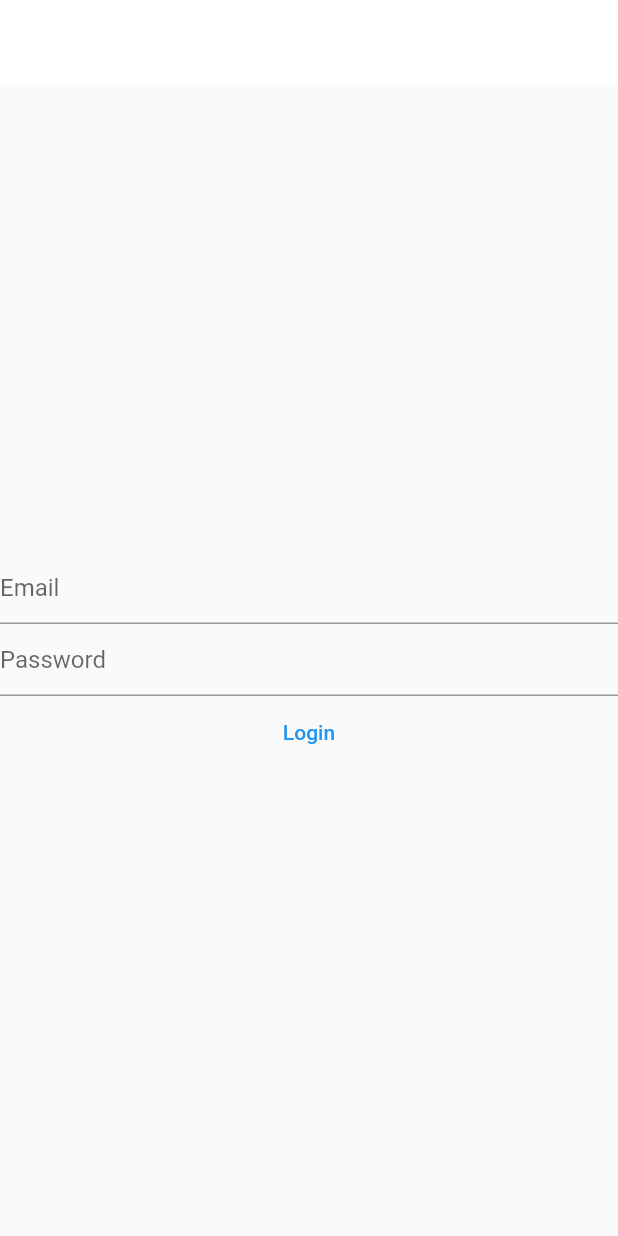
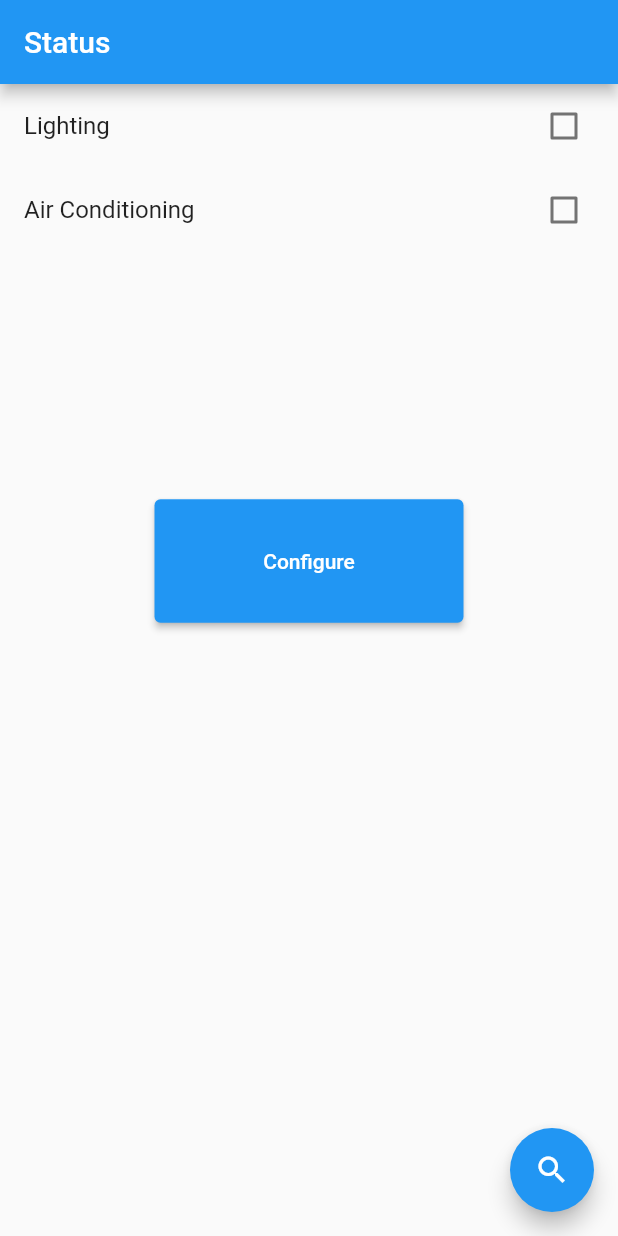
Before and after one commit to MuhammadTarek10/status-blutetooth, a Flutter app: the screen it shows after launch, on a phone screen of 412 x 824 dp. Run offline on Flutter 3.47's test engine with Material 2 defaults, Android fonts, the light colour scheme and no system bars; our stand-ins replace flutter_blue.

Commit message:
ui frist phase finished, can't get devices till now

```diff
--- a/lib/config/routes.dart
+++ b/lib/config/routes.dart
@@ -1,3 +1,6 @@
 class AppRoutes {
+  static const String loginRoute = "/login";
   static const String statusRoute = "/status";
+  static const String bluetoothOn = "/on";
+  static const String bluetoothOff = "/off";
 }
--- a/lib/core/app.dart
+++ b/lib/core/app.dart
@@ -1,4 +1,5 @@
 import 'package:flutter/material.dart';
+import 'package:status_bluetooth/config/routes.dart';
 import 'package:status_bluetooth/features/interface/views/login_view.dart';
 import 'package:status_bluetooth/features/interface/views/status_view.dart';
 
@@ -14,10 +15,10 @@ class _StatusAppState extends State<StatusApp> {
   Widget build(BuildContext context) {
     return MaterialApp(
       debugShowCheckedModeBanner: false,
-      initialRoute: "/login",
+      initialRoute: AppRoutes.statusRoute,
       routes: {
-        "/login": (context) => const LoginView(),
-        "/status": (context) => const StatusView(),
+        AppRoutes.loginRoute: (context) => const LoginView(),
+        AppRoutes.statusRoute: (context) => const StatusView(),
       },
     );
   }
--- a/lib/core/utils/app_colors.dart
+++ b/lib/core/utils/app_colors.dart
@@ -5,4 +5,9 @@ class AppColors {
   static const Color secondryColor = Color(0xFFFA2000);
   static const Color hintColor = Colors.grey;
   static const Color buttonColor = Colors.black;
+  static const Color checkBoxActiveColor = Colors.green;
+  static const Color checkBoxInActiveColor = Colors.black;
+
+  static const Color stopColor = Colors.red;
+  static const Color searchColor = Colors.blue;
 }
--- a/lib/core/utils/app_strings.dart
+++ b/lib/core/utils/app_strings.dart
@@ -1,6 +1,13 @@
 class AppStrings {
-  static const String appTitle = "Status Bluetooth";
+  static const String appTitle = "Status";
   static const String emailHintText = "Email";
   static const String passwordHintText = "Password";
   static const String loginButton = "Login";
+
+  static const String bluetoothOffView = "Turn Bluetooth On";
+
+  static const String lightingCheckBox = "Lighting";
+  static const String airConditioningCheckBox = "Air Conditioning";
+
+  static const String configure = "Configure";
 }
--- /dev/null
+++ b/lib/features/interface/views/bluetooth_off_view.dart
@@ -0,0 +1,20 @@
+import 'package:flutter/material.dart';
+import 'package:status_bluetooth/core/utils/app_strings.dart';
+
+class BluetoothOffView extends StatefulWidget {
+  const BluetoothOffView({Key? key}) : super(key: key);
+
+  @override
+  State<BluetoothOffView> createState() => _BluetoothOffViewState();
+}
+
+class _BluetoothOffViewState extends State<BluetoothOffView> {
+  @override
+  Widget build(BuildContext context) {
+    return Scaffold(
+      appBar: AppBar(
+        title: const Text(AppStrings.bluetoothOffView),
+      ),
+    );
+  }
+}
--- /dev/null
+++ b/lib/features/interface/views/bluetooth_on_view.dart
@@ -0,0 +1,96 @@
+import 'package:flutter/material.dart';
+import 'package:flutter_blue/flutter_blue.dart';
+import 'package:status_bluetooth/core/utils/app_colors.dart';
+import 'package:status_bluetooth/core/utils/app_strings.dart';
+
+class BluetoothOnView extends StatefulWidget {
+  const BluetoothOnView({Key? key}) : super(key: key);
+
+  @override
+  State<BluetoothOnView> createState() => _BluetoothOnViewState();
+}
+
+class _BluetoothOnViewState extends State<BluetoothOnView> {
+  bool lighting = false;
+  bool airConditioning = false;
+
+  @override
+  Widget build(BuildContext context) {
+    return Scaffold(
+      appBar: AppBar(
+        title: const Text(AppStrings.appTitle),
+      ),
+      body: Column(
+        children: [
+          Row(
+            children: [
+              Expanded(
+                child: CheckboxListTile(
+                  title: const Text(AppStrings.lightingCheckBox),
+                  activeColor: AppColors.checkBoxActiveColor,
+                  value: lighting,
+                  onChanged: (value) {
+                    setState(() {
+                      lighting = value!;
+                    });
+                  },
+                ),
+              ),
+            ],
+          ),
+          Row(
+            children: [
+              Expanded(
+                child: CheckboxListTile(
+                  title: const Text(AppStrings.airConditioningCheckBox),
+                  activeColor: AppColors.checkBoxActiveColor,
+                  value: airConditioning,
+                  onChanged: (value) {
+                    setState(() {
+                      airConditioning = value!;
+                    });
+                  },
+                ),
+              ),
+            ],
+          ),
+          SizedBox(
+            height: MediaQuery.of(context).size.height * 0.2,
+          ),
+          SizedBox(
+            width: MediaQuery.of(context).size.width * 0.5,
+            height: MediaQuery.of(context).size.height * 0.1,
+            child: ElevatedButton(
+              child: const Text(AppStrings.configure),
+              onPressed: () {},
+            ),
+          ),
+        ],
+      ),
+      floatingActionButton: StreamBuilder<bool>(
+        stream: FlutterBlue.instance.isScanning,
+        initialData: false,
+        builder: (c, snapshot) {
+          if (snapshot.data!) {
+            return FloatingActionButton(
+              onPressed: () {
+                FlutterBlue.instance.stopScan();
+              },
+              backgroundColor: AppColors.stopColor,
+              child: const Icon(Icons.stop),
+            );
+          } else {
+            return FloatingActionButton(
+              onPressed: () {
+                FlutterBlue.instance.startScan(
+                  timeout: const Duration(seconds: 4),
+                );
+              },
+              child: const Icon(Icons.search),
+            );
+          }
+        },
+      ),
+    );
+  }
+}
--- a/lib/features/interface/views/login_view.dart
+++ b/lib/features/interface/views/login_view.dart
@@ -56,6 +56,9 @@ class _LoginViewState extends State<LoginView> {
               decoration: const InputDecoration(
                 hintText: AppStrings.passwordHintText,
               ),
+              obscureText: true,
+              enableSuggestions: false,
+              autocorrect: false,
             ),
             SizedBox(
               width: double.infinity,
--- a/lib/features/interface/views/status_view.dart
+++ b/lib/features/interface/views/status_view.dart
@@ -1,20 +1,23 @@
 import 'package:flutter/material.dart';
-import 'package:status_bluetooth/core/utils/app_strings.dart';
+import 'package:flutter_blue/flutter_blue.dart';
+import 'package:status_bluetooth/features/interface/views/bluetooth_off_view.dart';
+import 'package:status_bluetooth/features/interface/views/bluetooth_on_view.dart';
 
-class StatusView extends StatefulWidget {
+class StatusView extends StatelessWidget {
   const StatusView({Key? key}) : super(key: key);
 
   @override
-  State<StatusView> createState() => _StatusViewState();
-}
-
-class _StatusViewState extends State<StatusView> {
-  @override
   Widget build(BuildContext context) {
-    return Scaffold(
-      appBar: AppBar(
-        title: const Text(AppStrings.appTitle),
-      ),
+    return StreamBuilder<BluetoothState>(
+      stream: FlutterBlue.instance.state,
+      initialData: BluetoothState.unknown,
+      builder: (c, snapshot) {
+        final state = snapshot.data;
+        if (state == BluetoothState.on) {
+          return const BluetoothOnView();
+        }
+        return const BluetoothOffView();
+      },
     );
   }
 }
```
Also changed, not shown: pubspec.yaml (+4 -42 lines), pubspec.lock, 13 other files.
